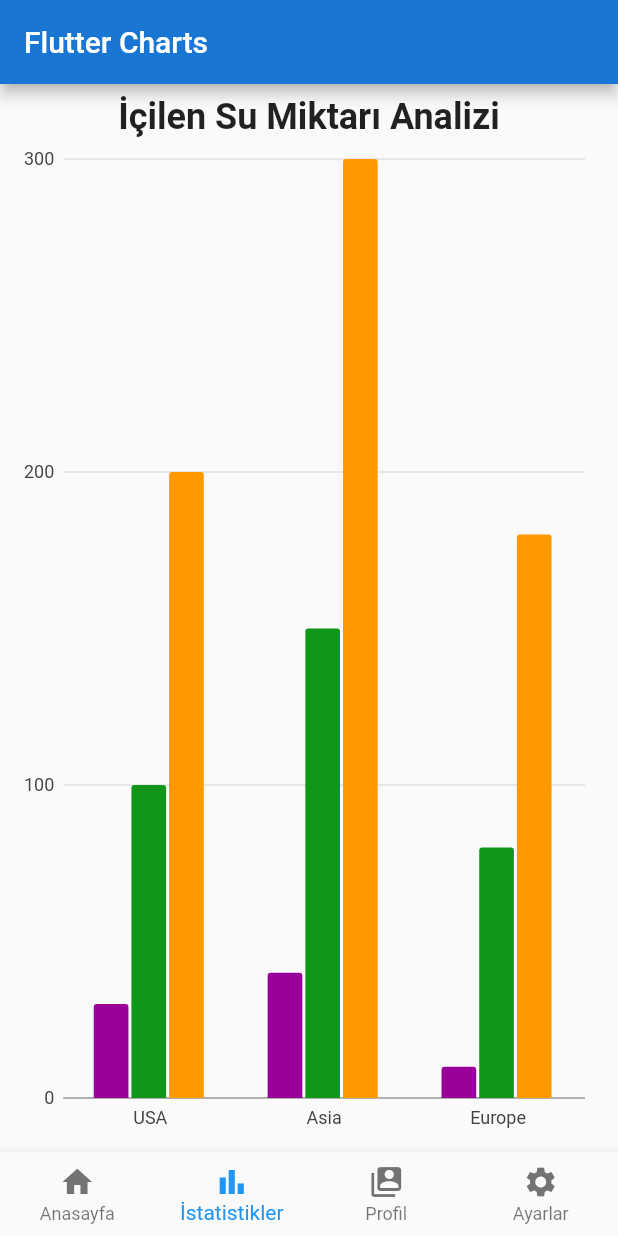
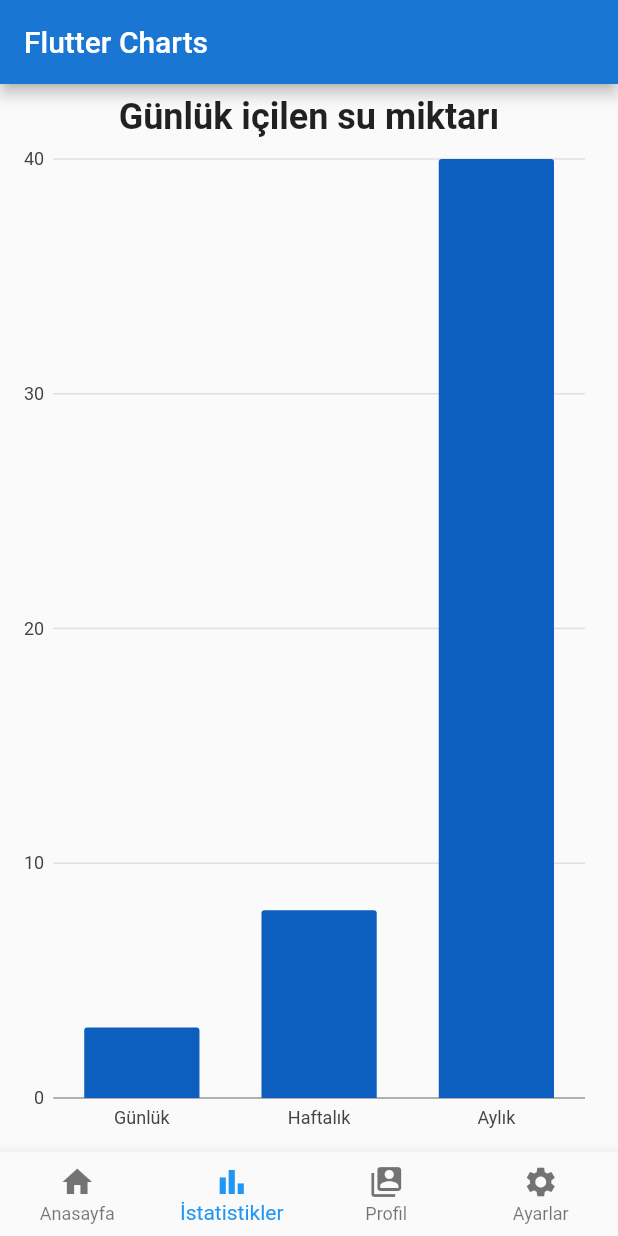
Before and after one commit to alperennbulutt/water_tracker, a Flutter app: the screen it shows once a user with an empty profile is signed in, item 2 of the bottom bar chosen, on a phone screen of 412 x 824 dp. Run offline on Flutter 3.47's test engine with Material 2 defaults, Android fonts, the light colour scheme and no system bars; our stand-ins replace charts_flutter, cloud_firestore, firebase_auth, firebase_core, firebase_messaging, flutter_custom_clippers and 7 more; accounts and stored records are empty; Roboto replaces fonts that are missing (Georgia).

Commit message:
statistics page change

```diff
--- a/lib/src/ui/statistics/statistics_page.dart
+++ b/lib/src/ui/statistics/statistics_page.dart
@@ -17,54 +17,9 @@ class _StatisticsPageState extends State<StatisticsPage> {
 
   _generateData() {
     var data1 = [
-      new Pollution(1980, 'USA', 30),
-      new Pollution(1980, 'Asia', 40),
-      new Pollution(1980, 'Europe', 10),
-    ];
-    var data2 = [
-      new Pollution(1985, 'USA', 100),
-      new Pollution(1980, 'Asia', 150),
-      new Pollution(1985, 'Europe', 80),
-    ];
-    var data3 = [
-      new Pollution(1985, 'USA', 200),
-      new Pollution(1980, 'Asia', 300),
-      new Pollution(1985, 'Europe', 180),
-    ];
-
-    var piedata = [
-      new Task('Work', 35.8, Color(0xff3366cc)),
-      new Task('Eat', 8.3, Color(0xff990099)),
-      new Task('Commute', 10.8, Color(0xff109618)),
-      new Task('TV', 15.6, Color(0xfffdbe19)),
-      new Task('Sleep', 19.2, Color(0xffff9900)),
-      new Task('Other', 10.3, Color(0xffdc3912)),
-    ];
-
-    var linesalesdata = [
-      new Sales(0, 45),
-      new Sales(1, 56),
-      new Sales(2, 55),
-      new Sales(3, 60),
-      new Sales(4, 61),
-      new Sales(5, 70),
-    ];
-    var linesalesdata1 = [
-      new Sales(0, 35),
-      new Sales(1, 46),
-      new Sales(2, 45),
-      new Sales(3, 50),
-      new Sales(4, 51),
-      new Sales(5, 60),
-    ];
-
-    var linesalesdata2 = [
-      new Sales(0, 20),
-      new Sales(1, 24),
-      new Sales(2, 25),
-      new Sales(3, 40),
-      new Sales(4, 45),
-      new Sales(5, 60),
+      new Pollution(1980, 'Günlük', 3),
+      new Pollution(1980, 'Haftalık', 8),
+      new Pollution(1980, 'Aylık', 40),
     ];
 
     _seriesData.add(
@@ -75,71 +30,7 @@ class _StatisticsPageState extends State<StatisticsPage> {
         data: data1,
         fillPatternFn: (_, __) => charts.FillPatternType.solid,
         fillColorFn: (Pollution pollution, _) =>
-            charts.ColorUtil.fromDartColor(Color(0xff990099)),
-      ),
-    );
-
-    _seriesData.add(
-      charts.Series(
-        domainFn: (Pollution pollution, _) => pollution.place,
-        measureFn: (Pollution pollution, _) => pollution.quantity,
-        id: '2018',
-        data: data2,
-        fillPatternFn: (_, __) => charts.FillPatternType.solid,
-        fillColorFn: (Pollution pollution, _) =>
-            charts.ColorUtil.fromDartColor(Color(0xff109618)),
-      ),
-    );
-
-    _seriesData.add(
-      charts.Series(
-        domainFn: (Pollution pollution, _) => pollution.place,
-        measureFn: (Pollution pollution, _) => pollution.quantity,
-        id: '2019',
-        data: data3,
-        fillPatternFn: (_, __) => charts.FillPatternType.solid,
-        fillColorFn: (Pollution pollution, _) =>
-            charts.ColorUtil.fromDartColor(Color(0xffff9900)),
-      ),
-    );
-
-    _seriesPieData.add(
-      charts.Series(
-        domainFn: (Task task, _) => task.task,
-        measureFn: (Task task, _) => task.taskvalue,
-        colorFn: (Task task, _) =>
-            charts.ColorUtil.fromDartColor(task.colorval),
-        id: 'Air Pollution',
-        data: piedata,
-        labelAccessorFn: (Task row, _) => '${row.taskvalue}',
-      ),
-    );
-
-    _seriesLineData.add(
-      charts.Series(
-        colorFn: (__, _) => charts.ColorUtil.fromDartColor(Color(0xff990099)),
-        id: 'Air Pollution',
-        data: linesalesdata,
-        domainFn: (Sales sales, _) => sales.yearval,
-        measureFn: (Sales sales, _) => sales.salesval,
-      ),
-    );
-    _seriesLineData.add(
-      charts.Series(
-        colorFn: (__, _) => charts.ColorUtil.fromDartColor(Color(0xff109618)),
-        id: 'Air Pollution',
-        data: linesalesdata1,
-        domainFn: (Sales sales, _) => sales.yearval,
-        measureFn: (Sales sales, _) => sales.salesval,
-      ),
-    );
-    _seriesLineData.add(
-      charts.Series(
-        colorFn: (__, _) => charts.ColorUtil.fromDartColor(Color(0xffff9900)),
-        id: 'Air Pollution',
-        data: linesalesdata2,
-        domainFn: (Sales sales, _) => sales.yearval,
-        measureFn: (Sales sales, _) => sales.salesval,
+            charts.ColorUtil.fromDartColor(Color.fromARGB(255, 12, 95, 190)),
       ),
     );
   }
@@ -161,17 +52,6 @@ class _StatisticsPageState extends State<StatisticsPage> {
         child: Scaffold(
           appBar: AppBar(
             backgroundColor: Color(0xff1976d2),
-            //backgroundColor: Color(0xff308e1c),
-            // bottom: TabBar(
-            //   indicatorColor: Color(0xff9962D0),
-            //   tabs: [
-            //     Tab(
-            //       icon: Icon(Icons.abc),
-            //     ),
-            //     // Tab(icon: Icon(Icons.dangerous)),
-            //     // Tab(icon: Icon(Icons.safety_check)),
-            //   ],
-            // ),
             title: Text('Flutter Charts'),
           ),
           body: TabBarView(
@@ -183,7 +63,7 @@ class _StatisticsPageState extends State<StatisticsPage> {
                     child: Column(
                       children: <Widget>[
                         Text(
-                          'İçilen Su Miktarı Analizi',
+                          'Günlük içilen su miktarı',
                           style: TextStyle(
                               fontSize: 24.0, fontWeight: FontWeight.bold),
                         ),
```
